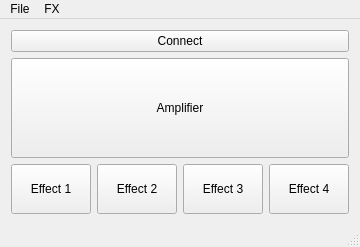
Above: plug/mainwindow.ui from b2ornot2b/plug before the change. Below: the same form after it.
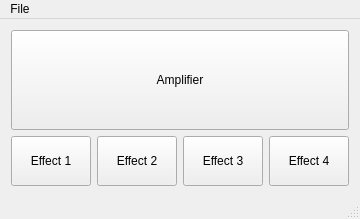
That is the form after the change.

Commit message: Proper communication through the "Mustang" class.

The edit to the form file:
```diff
--- a/plug/mainwindow.ui
+++ b/plug/mainwindow.ui
@@ -7,7 +7,7 @@
     <x>0</x>
     <y>0</y>
     <width>351</width>
-    <height>233</height>
+    <height>205</height>
    </rect>
   </property>
   <property name="windowTitle">
@@ -15,13 +15,6 @@
   </property>
   <widget class="QWidget" name="centralWidget">
    <layout class="QVBoxLayout" name="verticalLayout">
-    <item>
-     <widget class="QPushButton" name="connectButton">
-      <property name="text">
-       <string>Connect</string>
-      </property>
-     </widget>
-    </item>
     <item>
      <widget class="QPushButton" name="Amplifier">
       <property name="minimumSize">
@@ -110,15 +103,7 @@
     <addaction name="separator"/>
     <addaction name="actionExit"/>
    </widget>
-   <widget class="QMenu" name="menuFX">
-    <property name="title">
-     <string>FX</string>
-    </property>
-    <addaction name="actionOver"/>
-    <addaction name="actionReverb"/>
-   </widget>
    <addaction name="menuFile"/>
-   <addaction name="menuFX"/>
   </widget>
   <widget class="QStatusBar" name="statusBar"/>
   <action name="actionSave">
```
Left out of the diff: 7 changed lines with no effect on the pictures. The commit also changes 8 other files.
